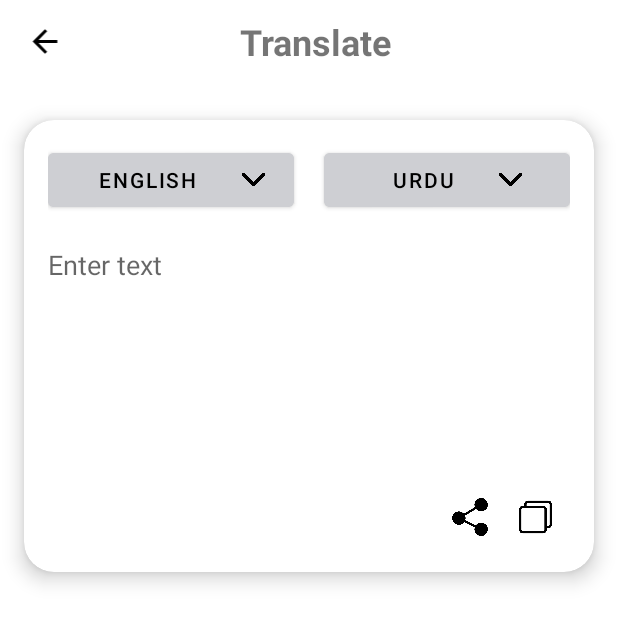
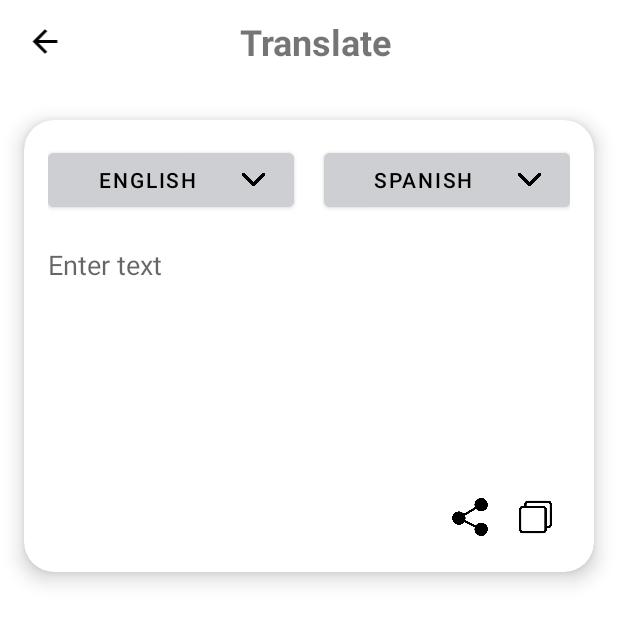
Before and after one commit to A5Solution/Image-To-Text, an Android app: the MainActivity screen opened directly, with no data from a screen before it, in the side drawer, after a tap on "Translate Text To Text", on a phone screen of 412 x 824 dp, the top half of it. Run offline under Robolectric (Android 15) with nearby library versions, the phone set to English and light mode, and no system bars; our stand-ins replace AdMob; libraries missing offline, so code that uses them is left out: com.google.mlkit.common, com.google.mlkit.nl; pictures from the network do not load; 5 statements that could not run were skipped.

Commit message:
tabish 20/02/2024 alldone

```diff
--- a/app/src/main/AndroidManifest.xml
+++ b/app/src/main/AndroidManifest.xml
@@ -68,7 +68,7 @@
 
         <meta-data
             android:name="com.google.android.gms.ads.APPLICATION_ID"
-            android:value="ca-app-pub-3940256099942544~3347511713" />
+            android:value="ca-app-pub-7055337155394452~8518848727" />
     </application>
 
 </manifest>
--- a/app/src/main/java/com/example/image_to_text/ui/MainActivity.kt
+++ b/app/src/main/java/com/example/image_to_text/ui/MainActivity.kt
@@ -69,8 +69,8 @@ class MainActivity : AppCompatActivity() {
     private lateinit var drawerLayout: DrawerLayout
     private lateinit var languageArrayList: ArrayList<ModelLanguage>
     private lateinit var destinationLanguageChooseBtn: MaterialButton
-    private var destinationLanguageCode = "ur"
-    private var destinationLanguageTitle = "Urdu"
+    private var destinationLanguageCode = "es"
+    private var destinationLanguageTitle = "Spanish"
     private var mInterstitialAd: InterstitialAd? = null
 
     private var sourceLanguageCode = "en"
@@ -252,7 +252,7 @@ class MainActivity : AppCompatActivity() {
 
             val adRequest = AdRequest.Builder().build()
 
-            InterstitialAd.load(this, "ca-app-pub-3940256099942544/1033173712", adRequest, object : InterstitialAdLoadCallback() {
+            InterstitialAd.load(this, "ca-app-pub-7055337155394452/3471919069", adRequest, object : InterstitialAdLoadCallback() {
                 override fun onAdLoaded(interstitialAd: InterstitialAd) {
                     Log.d(ContentValues.TAG, "Ad was loaded.")
                     mInterstitialAd = interstitialAd
--- a/app/src/main/java/com/example/image_to_text/ui/TranslationsActivity.kt
+++ b/app/src/main/java/com/example/image_to_text/ui/TranslationsActivity.kt
@@ -60,8 +60,8 @@ class TranslationsActivity : AppCompatActivity() {
 
     private var sourceLanguageCode = "en"
     private var sourceLanguageTitle = "English"
-    private var destinationLanguageCode = "ur"
-    private var destinationLanguageTitle = "Urdu"
+    private var destinationLanguageCode = "es"
+    private var destinationLanguageTitle = "Spanish"
     private var yourString = ""
     private var yourString1 = ""
     private lateinit var copy: ImageView
@@ -119,7 +119,7 @@ class TranslationsActivity : AppCompatActivity() {
                     .show()
                 val adRequest = AdRequest.Builder().build()
 
-                InterstitialAd.load(this, "ca-app-pub-3940256099942544/1033173712", adRequest, object : InterstitialAdLoadCallback() {
+                InterstitialAd.load(this, "ca-app-pub-7055337155394452/3471919069", adRequest, object : InterstitialAdLoadCallback() {
                     override fun onAdLoaded(interstitialAd: InterstitialAd) {
                         Log.d(ContentValues.TAG, "Ad was loaded.")
                         mInterstitialAd = interstitialAd
--- a/app/src/main/java/com/example/image_to_text/ui/ViewTranslationActivity.kt
+++ b/app/src/main/java/com/example/image_to_text/ui/ViewTranslationActivity.kt
@@ -106,7 +106,7 @@ class ViewTranslationActivity : AppCompatActivity() {
                     .show()
                 val adRequest = AdRequest.Builder().build()
 
-                InterstitialAd.load(this, "ca-app-pub-3940256099942544/1033173712", adRequest, object : InterstitialAdLoadCallback() {
+                InterstitialAd.load(this, "ca-app-pub-7055337155394452/3471919069", adRequest, object : InterstitialAdLoadCallback() {
                     override fun onAdLoaded(interstitialAd: InterstitialAd) {
                         Log.d(TAG, "Ad was loaded.")
                         mInterstitialAd = interstitialAd
--- a/app/src/main/java/com/example/image_to_text/ui/history/HistoryActivity.kt
+++ b/app/src/main/java/com/example/image_to_text/ui/history/HistoryActivity.kt
@@ -88,7 +88,7 @@ class HistoryActivity : AppCompatActivity() {
                     .show()
                 val adRequest = AdRequest.Builder().build()
 
-                InterstitialAd.load(this, "ca-app-pub-3940256099942544/1033173712", adRequest, object : InterstitialAdLoadCallback() {
+                InterstitialAd.load(this, "ca-app-pub-7055337155394452/3471919069", adRequest, object : InterstitialAdLoadCallback() {
                     override fun onAdLoaded(interstitialAd: InterstitialAd) {
                         Log.d(ContentValues.TAG, "Ad was loaded.")
                         mInterstitialAd = interstitialAd
--- a/app/src/main/res/layout/activity_translations.xml
+++ b/app/src/main/res/layout/activity_translations.xml
@@ -104,7 +104,7 @@
                                 android:layout_width="wrap_content"
                                 android:layout_height="wrap_content"
                                 android:id="@+id/destinationLanguageChooseBtn"
-                                android:text="URDU"
+                                android:text="Spanish"
                                 android:layout_marginStart="10dp"
                                 app:icon="@drawable/backarrow"
                                 app:iconGravity="textEnd"
--- a/app/src/main/res/values/strings.xml
+++ b/app/src/main/res/values/strings.xml
@@ -2,7 +2,7 @@
     <string name="app_name">Image-To-Text</string>
     <string name="navigation_drawer_open">Open Drawer</string>
     <string name="navigation_drawer_close">Close Drawer</string>
-    <string name="banner_ad_unit_id">ca-app-pub-3940256099942544/6300978111</string>
+    <string name="banner_ad_unit_id">ca-app-pub-7055337155394452/4579603713</string>
     <string name="subscription">When subscribe to premium content, your subscription will renew automatically. You\'ll be charged at the start of every billing cycle until you cancel subscription. You can cancel your subscription from Google Play Store.</string>
 
 </resources>
```
